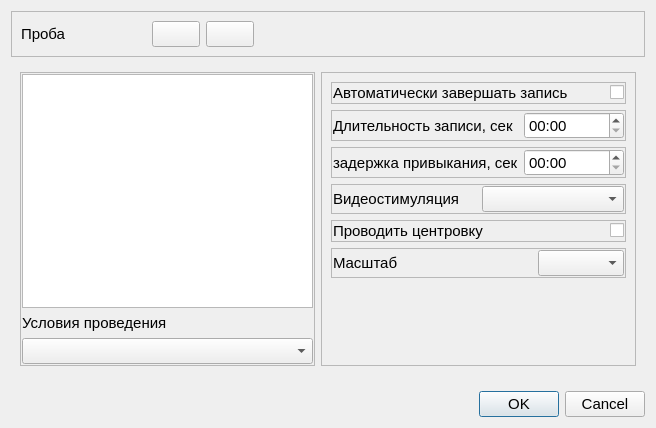
grigp/a-analyser, file metodics/stabtest/stabtestparamsdialog.ui: the form before one commit.
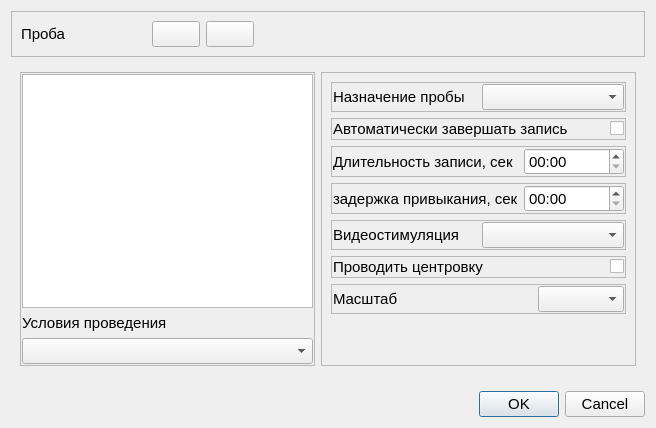
The form after the commit. Icons and pictures are not drawn.

Commit message: Введен параметр "Назначение пробы" в стабилометрической пробе

What changed in the file:
```diff
--- a/metodics/stabtest/stabtestparamsdialog.ui
+++ b/metodics/stabtest/stabtestparamsdialog.ui
@@ -192,6 +192,40 @@
          <enum>QFrame::Raised</enum>
         </property>
         <layout class="QVBoxLayout" name="verticalLayout_3">
+         <item>
+          <widget class="QFrame" name="frProbeKind">
+           <property name="frameShape">
+            <enum>QFrame::StyledPanel</enum>
+           </property>
+           <property name="frameShadow">
+            <enum>QFrame::Raised</enum>
+           </property>
+           <layout class="QHBoxLayout" name="horizontalLayout_9">
+            <property name="leftMargin">
+             <number>1</number>
+            </property>
+            <property name="topMargin">
+             <number>1</number>
+            </property>
+            <property name="rightMargin">
+             <number>1</number>
+            </property>
+            <property name="bottomMargin">
+             <number>1</number>
+            </property>
+            <item>
+             <widget class="QLabel" name="lblProbeKind">
+              <property name="text">
+               <string>Назначение пробы</string>
+              </property>
+             </widget>
+            </item>
+            <item>
+             <widget class="QComboBox" name="cbProbeKind"/>
+            </item>
+           </layout>
+          </widget>
+         </item>
          <item>
           <widget class="QFrame" name="frAutoEnd">
            <property name="frameShape">
```
Left out of the diff: 49 changed lines with no effect on the pictures. The commit also changes 10 other files.
